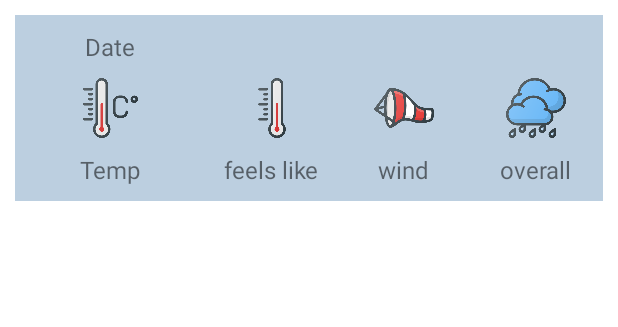
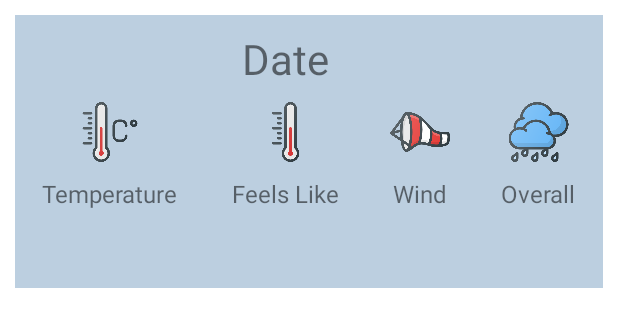
Before and after one commit to matadysa/Mobile-Programming-HW2, an Android app: the layout weather_table_layout_item.xml on its own in the app's theme, with its tools: preview values and no code run, on a phone screen of 412 x 824 dp. Shown: the top 327 px of the screen. Run offline under Robolectric (Android 15) with nearby library versions, the phone set to English and light mode, and no system bars.

Commit message:
table layout fix

```diff
--- a/app/src/main/java/com/example/weatherapp/SearchFragment.java
+++ b/app/src/main/java/com/example/weatherapp/SearchFragment.java
@@ -98,11 +98,12 @@ public class SearchFragment extends Fragment {
 
         cityNameInputText.addTextChangedListener(new TextWatcher() {
             @Override
-            public void beforeTextChanged(CharSequence charSequence, int i, int i1, int i2) {}
+            public void beforeTextChanged(CharSequence charSequence, int i, int i1, int i2) {
+            }
 
             @Override
             public void onTextChanged(CharSequence charSequence, int i, int i1, int i2) {
-                if(cityNameRadioButton.isChecked()){
+                if (cityNameRadioButton.isChecked()) {
                     new Handler().postDelayed(new Runnable() {
                         @Override
                         public void run() {
@@ -119,11 +120,12 @@ public class SearchFragment extends Fragment {
 
         latitudeInputText.addTextChangedListener(new TextWatcher() {
             @Override
-            public void beforeTextChanged(CharSequence charSequence, int i, int i1, int i2) {}
+            public void beforeTextChanged(CharSequence charSequence, int i, int i1, int i2) {
+            }
 
             @Override
             public void onTextChanged(CharSequence charSequence, int i, int i1, int i2) {
-                if(fiAndLRadioButton.isChecked()){
+                if (fiAndLRadioButton.isChecked()) {
                     new Handler().postDelayed(new Runnable() {
                         @Override
                         public void run() {
@@ -200,9 +202,29 @@ public class SearchFragment extends Fragment {
     private HashMap<String, Object> jsonDataExtractor(JSONObject jsonObject) {
         HashMap<String, Object> hashMap = new HashMap<>();
         try {
-            Date date =  new Date(jsonObject.getLong("dt") * 1000);
+            //Date
+            Date date = new Date(jsonObject.getLong("dt") * 1000);
             SimpleDateFormat sdf = new SimpleDateFormat("MM/dd/yyyy");
-//            Log.d("date", sdf.format(date));
+            hashMap.put("date", sdf.format(date));
+            //Actual Temp
+            JSONObject actualTempObject = jsonObject.getJSONObject("temp");
+            double actualTemp, actualTempMax, actualTempMin;
+            actualTemp = actualTempObject.getDouble("day");
+            actualTempMax = actualTempObject.getDouble("max");
+            actualTempMin = actualTempObject.getDouble("min");
+            hashMap.put("actualTemp", actualTemp);
+            hashMap.put("actualTempMax", actualTempMax);
+            hashMap.put("actualTempMin", actualTempMin);
+            //Feels Like Temp
+            JSONObject feelsLikeTempObject = jsonObject.getJSONObject("feels_like");
+            double feelsLikeTemp;
+            feelsLikeTemp = feelsLikeTempObject.getDouble("day");
+            hashMap.put("feelsLikeTemp", feelsLikeTemp);
+            //Humidity
+            double humidity = jsonObject.getDouble("humidity");
+            hashMap.put("humidity", humidity);
+            //wind
+
         } catch (JSONException e) {
             e.printStackTrace();
         }
--- a/app/src/main/res/layout/weather_table_layout_item.xml
+++ b/app/src/main/res/layout/weather_table_layout_item.xml
@@ -1,31 +1,30 @@
 <?xml version="1.0" encoding="utf-8"?>
 <TableLayout xmlns:android="http://schemas.android.com/apk/res/android"
+    android:id="@+id/Table_layout"
     android:layout_width="match_parent"
     android:layout_height="wrap_content"
     android:layout_margin="10dp"
-    android:stretchColumns="1,2,3,4"
     android:background="#BCCFE0"
-    android:id="@+id/Table_layout"
-    >
+    android:stretchColumns="1,2,3,4">
 
     <TableRow>
+
         <TextView
             android:id="@+id/text_date"
-            android:layout_width="match_parent"
+            android:layout_width="wrap_content"
+            android:layout_column="2"
+            android:layout_gravity="center"
+            android:gravity="center"
+            android:padding="10dp"
             android:text="Date"
-            android:textSize="16sp"
-            android:layout_gravity="center"
-            android:padding="10dp"
-            android:layout_column="1"
-            android:gravity="center"
-            />
+            android:textSize="28sp" />
     </TableRow>
 
     <TableRow>
 
         <ImageView
             android:id="@+id/temp_icon"
-            android:layout_width="79dp"
+            android:layout_width="52dp"
             android:layout_height="40dp"
             android:layout_column="1"
             android:layout_gravity="center"
@@ -35,81 +34,106 @@
 
         <ImageView
             android:id="@+id/feels_like_icon"
-            android:src="@drawable/thermometer2"
-            android:layout_width="40dp"
+            android:layout_width="49dp"
             android:layout_height="40dp"
-            android:textSize="16sp"
+            android:layout_column="1"
             android:layout_gravity="center"
             android:padding="0dp"
-            android:layout_column="1"
-            />
+            android:src="@drawable/thermometer2"
+            android:textSize="16sp" />
 
         <ImageView
             android:id="@+id/wind_icon"
-            android:src="@drawable/wind_sign"
-            android:layout_width="40dp"
+            android:layout_width="49dp"
             android:layout_height="40dp"
-            android:textSize="16sp"
+            android:layout_column="1"
             android:layout_gravity="center"
             android:padding="0dp"
-            android:layout_column="1"
-            />
+            android:src="@drawable/wind_sign"
+            android:textSize="16sp" />
 
         <ImageView
             android:id="@+id/overall_icon"
-            android:src="@drawable/storm"
-            android:layout_width="40dp"
+            android:layout_width="49dp"
             android:layout_height="40dp"
-            android:textSize="16sp"
+            android:layout_column="1"
             android:layout_gravity="center"
             android:padding="0dp"
-            android:layout_column="1"
-            />
+            android:src="@drawable/storm"
+            android:textSize="16sp" />
     </TableRow>
 
 
     <TableRow>
         <TextView
             android:id="@+id/temp_text"
-            android:layout_width="25dp"
-            android:text="Temp"
-            android:textSize="16sp"
+            android:layout_width="wrap_content"
+            android:layout_column="1"
             android:layout_gravity="center"
             android:padding="10dp"
-            android:layout_column="1"
-            />
+            android:text="Temperature"
+            android:textSize="16sp" />
 
         <TextView
             android:id="@+id/feels_like_text"
-            android:layout_width="25dp"
-            android:text="feels like"
-            android:textSize="16sp"
+            android:layout_width="wrap_content"
+            android:layout_column="1"
             android:layout_gravity="center"
             android:padding="10dp"
-            android:layout_column="1"
-            />
+            android:text="Feels Like"
+            android:textSize="16sp" />
 
         <TextView
             android:id="@+id/wind_text"
-            android:layout_width="25dp"
-            android:text="wind"
-            android:textSize="16sp"
+            android:layout_width="wrap_content"
+            android:layout_column="1"
             android:layout_gravity="center"
             android:padding="10dp"
-            android:layout_column="1"
-            />
+            android:text="Wind"
+            android:textSize="16sp" />
 
         <TextView
             android:id="@+id/overall_text"
-            android:layout_width="25dp"
-            android:text="overall"
-            android:textSize="16sp"
+            android:layout_width="wrap_content"
+            android:layout_column="1"
             android:layout_gravity="center"
             android:padding="10dp"
-            android:layout_column="1"
-            />
-
+            android:text="Overall"
+            android:textSize="16sp" />
     </TableRow>
 
+    <TableRow>
+        <TextView
+            android:id="@+id/temp_value"
+            android:layout_width="wrap_content"
+            android:layout_column="1"
+            android:layout_gravity="center"
+            android:padding="10dp"
+            android:textSize="16sp" />
+
+        <TextView
+            android:id="@+id/feels_like_value"
+            android:layout_width="wrap_content"
+            android:layout_column="1"
+            android:layout_gravity="center"
+            android:padding="10dp"
+            android:textSize="16sp" />
+
+        <TextView
+            android:id="@+id/wind_value"
+            android:layout_width="wrap_content"
+            android:layout_column="1"
+            android:layout_gravity="center"
+            android:padding="10dp"
+            android:textSize="16sp" />
+
+        <TextView
+            android:id="@+id/overall_value"
+            android:layout_width="wrap_content"
+            android:layout_column="1"
+            android:layout_gravity="center"
+            android:padding="10dp"
+            android:textSize="16sp" />
+    </TableRow>
 
 </TableLayout>
```
